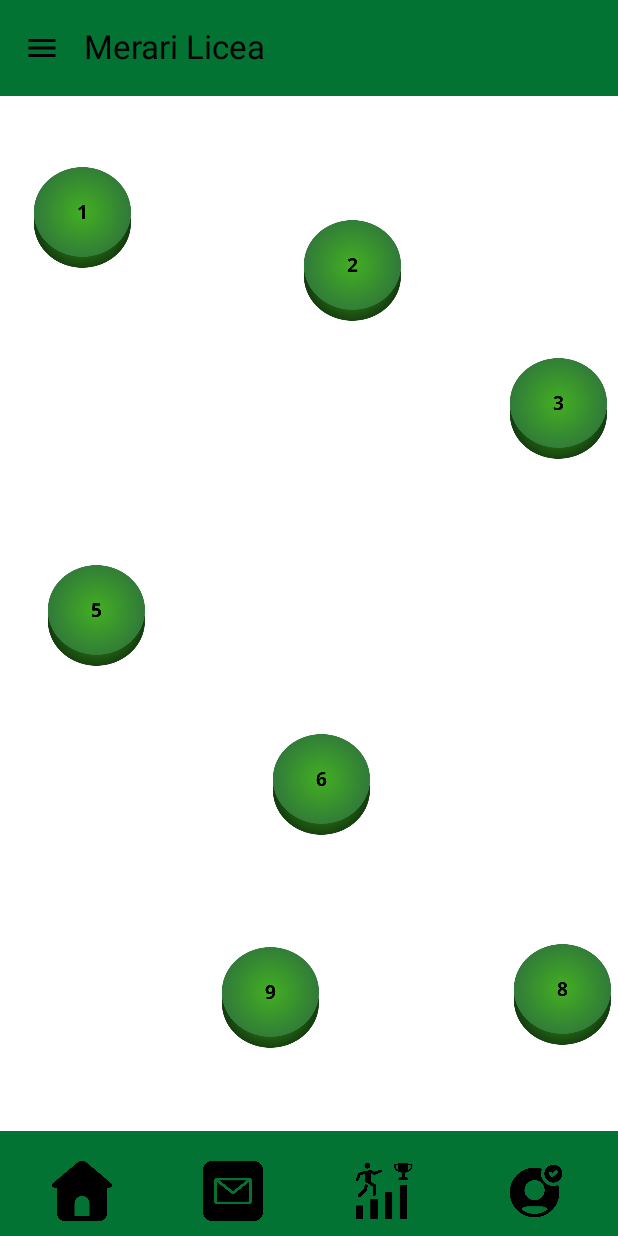
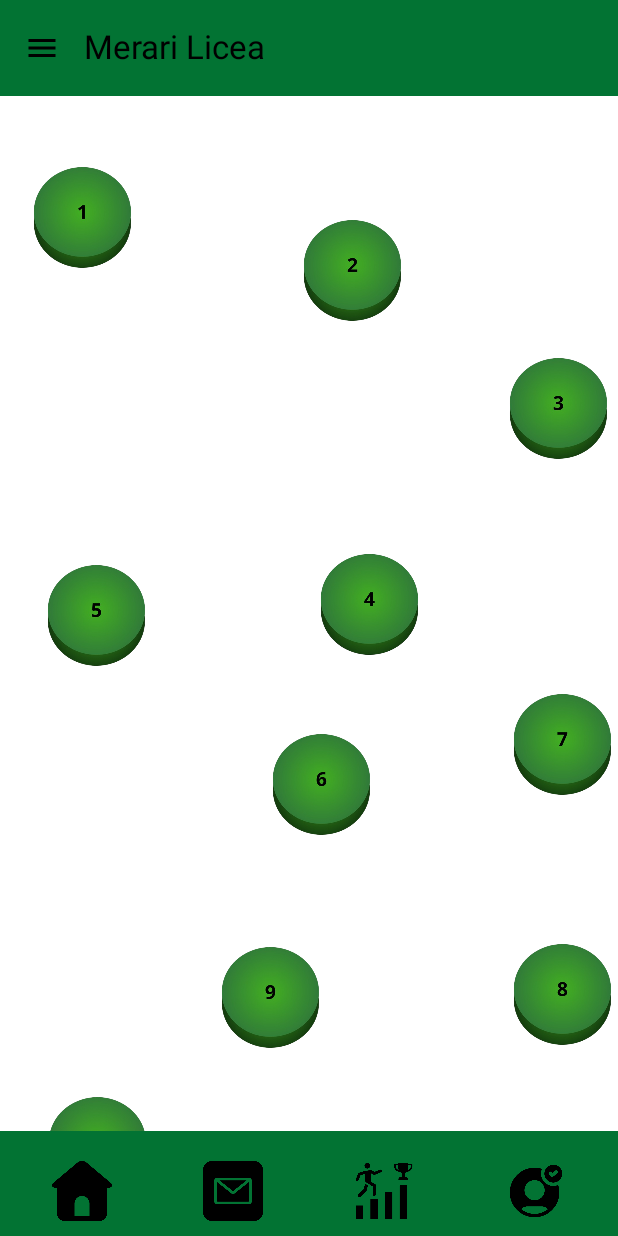
Before and after one commit to Merarizz/FimecodeC, an Android app built with Jetpack Compose: the Mapa screen opened through its navigation route, on a phone screen of 412 x 824 dp. Run offline under Robolectric (Android 15) with nearby library versions, the phone set to English and light mode, and no system bars; libraries missing offline, so code that uses them is left out: com.journeyapps.barcodescanner.

Commit message:
navegaciion medio unificadaa

```diff
--- a/app/build.gradle.kts
+++ b/app/build.gradle.kts
@@ -69,6 +69,5 @@ dependencies {
     implementation("androidx.compose.material3:material3:1.2.0")
     implementation("com.journeyapps:zxing-android-embedded:4.3.0")
     implementation("androidx.navigation:navigation-compose:2.7.5")
-    implementation ("androidx.compose.material3:material3:1.2.0")
-
+    implementation("androidx.datastore:datastore-preferences:1.0.0")
 }
--- a/app/src/main/java/com/example/profime/MainActivity.kt
+++ b/app/src/main/java/com/example/profime/MainActivity.kt
@@ -19,8 +19,10 @@ import androidx.compose.runtime.remember
 import androidx.compose.runtime.setValue
 import androidx.compose.ui.Alignment
 import androidx.compose.ui.Modifier
+import androidx.compose.ui.platform.LocalContext
 import androidx.compose.ui.tooling.preview.Preview
 import androidx.compose.ui.unit.dp
+import com.example.profime.core.data.DatastoreAdmin
 import com.example.profime.core.estudiante.BarraSuperior
 import com.example.profime.core.estudiante.Estadisticas
 import com.example.profime.core.estudiante.Inicio
@@ -46,6 +48,8 @@ class MainActivity : ComponentActivity() {
 @Composable
 fun App(){
     ProfimeTheme {
+        val dataStoreContext = LocalContext.current
+        val dataStoreAdmin = DatastoreAdmin(dataStoreContext)
        NavegacionEst()
     }
 }
--- a/app/src/main/java/com/example/profime/core/data/InterfazBD.kt
+++ b/app/src/main/java/com/example/profime/core/data/InterfazBD.kt
@@ -11,6 +11,6 @@ fun ValidaUsuario(navController: NavController, tipoUsuario: String, usuario: St
         navController.navigate(Screens.InicioEstudiante.route)
     }
     else {
-        Mensaje("No es estudiante")
+        navController.navigate(Screens.Maestro.route)
     }
 }
--- a/app/src/main/java/com/example/profime/core/estudiante/Mapa.kt
+++ b/app/src/main/java/com/example/profime/core/estudiante/Mapa.kt
@@ -44,6 +44,7 @@ import androidx.compose.ui.unit.dp
 import androidx.compose.ui.unit.sp
 import androidx.navigation.NavController
 import com.example.profime.R
+import com.example.profime.core.data.ValidaCapitulo
 import com.example.profime.ui.theme.blanco
 import com.example.profime.ui.theme.botonverde
 import com.example.profime.ui.theme.negro
@@ -70,16 +71,16 @@ fun ContentMapa(navController: NavController, paddingValues: PaddingValues){
                     contentScale = ContentScale.Crop
                 )
         ) {
-            ToggleImageButton(0.dp, 90.dp, R.drawable.btnupf1, R.drawable.btndownf1, R.drawable.btnupt1)
-            ToggleImageButton(180.dp, 125.dp, R.drawable.btnupf2, R.drawable.btndownf2, R.drawable.btnupt2)
-            ToggleImageButton(317.dp, 217.dp, R.drawable.btnupf3, R.drawable.btndownf3, R.drawable.btnupt3)
-           //ToggleImageButton(191.dp, 348.dp, R.drawable.btnupf4, R.drawable.btndownf4, R.drawable.btnupt4)
-            ToggleImageButton(9.dp, 355.dp, R.drawable.btnupf5, R.drawable.btndownf5, R.drawable.btnupt5)
-            ToggleImageButton(159.dp, 468.dp, R.drawable.btnupf6, R.drawable.btndownf6, R.drawable.btnupt6)
-            //ToggleImageButton(336.dp, 441.dp, R.drawable.btnupf7, R.drawable.btndownf7, R.drawable.btnupt7)
-            ToggleImageButton(320.dp, 608.dp, R.drawable.btnupf8, R.drawable.btndownf8, R.drawable.btnupt8)
-            ToggleImageButton(125.dp, 610.dp, R.drawable.btnupf9, R.drawable.btndownf9, R.drawable.btnupt9)
-            //ToggleImageButton(10.dp, 710.dp, R.drawable.btnupf1, R.drawable.btndownf10, R.drawable.btnupt10)
+            ToggleImageButton(navController, 1, 0.dp, 90.dp, R.drawable.btnupf1, R.drawable.btndownf1, R.drawable.btnupt1)
+            ToggleImageButton(navController, 2, 180.dp, 125.dp, R.drawable.btnupf2, R.drawable.btndownf2, R.drawable.btnupt2)
+            ToggleImageButton(navController, 3, 317.dp, 217.dp, R.drawable.btnupf3, R.drawable.btndownf3, R.drawable.btnupt3)
+            ToggleImageButton(navController, 4, 191.dp, 348.dp, R.drawable.btnupf4, R.drawable.btndownf4, R.drawable.btnupt4)
+            ToggleImageButton(navController, 5, 9.dp, 355.dp, R.drawable.btnupf5, R.drawable.btndownf5, R.drawable.btnupt5)
+            ToggleImageButton(navController, 6, 159.dp, 468.dp, R.drawable.btnupf6, R.drawable.btndownf6, R.drawable.btnupt6)
+            ToggleImageButton(navController, 7, 320.dp, 441.dp, R.drawable.btnupf7, R.drawable.btndownf7, R.drawable.btnupt7)
+            ToggleImageButton(navController, 8, 320.dp, 608.dp, R.drawable.btnupf8, R.drawable.btndownf8, R.drawable.btnupt8)
+            ToggleImageButton(navController, 9, 125.dp, 610.dp, R.drawable.btnupf9, R.drawable.btndownf9, R.drawable.btnupt9)
+            ToggleImageButton(navController, 10, 10.dp, 710.dp, R.drawable.btnupf10, R.drawable.btndownf10, R.drawable.btnupt10)
 
             /*Button(onClick = { /*TODO*/ },
                 modifier = Modifier.size(60.dp).offset(x=180.dp,y=125.dp).clip(CircleShape),
@@ -138,8 +139,6 @@ fun ContentMapa(navController: NavController, paddingValues: PaddingValues){
                 Text(text = "META", fontSize = 20.sp)
             }*/
 
-
-
             /*
             LazyColumn(
                 horizontalAlignment = Alignment.CenterHorizontally,
@@ -153,11 +152,11 @@ fun ContentMapa(navController: NavController, paddingValues: PaddingValues){
         }
     }
 }
-/*como  mandar un parametro un r.drawable.variable*/
+
 @Composable
-fun ToggleImageButton(xoffset: Dp, yoffset: Dp, iconup: Int,icondown: Int, iconhecho: Int) {
+fun ToggleImageButton(navController: NavController,capitulo: Int,xoffset: Dp, yoffset: Dp, iconup: Int,icondown: Int, iconhecho: Int) {
     var isPressed by remember { mutableStateOf(false) } // Estado para detectar si está presionado
-
+    var clickboton by remember { mutableStateOf(false) }
     Image(
         painter = painterResource(id = if (isPressed) icondown else iconup),
         contentDescription = "Botón de imagen",
@@ -169,8 +168,13 @@ fun ToggleImageButton(xoffset: Dp, yoffset: Dp, iconup: Int,icondown: Int, iconh
                     onPress = {isPressed = true  // Cambia la imagen al presionar
                         tryAwaitRelease() // Espera hasta que se suelte
                         isPressed = false // Regresa a la imagen original al soltar
+                        clickboton = true
                     }
                 )
             }
     )
+    if (clickboton){
+        ValidaCapitulo(navController, capitulo)
+        clickboton = false
+    }
 }
--- a/app/src/main/java/com/example/profime/core/navigation/navegacionestu.kt
+++ b/app/src/main/java/com/example/profime/core/navigation/navegacionestu.kt
@@ -5,11 +5,17 @@ import androidx.navigation.compose.NavHost
 import androidx.navigation.compose.composable
 import androidx.navigation.compose.rememberNavController
 import com.example.profime.InicioSesion
+import com.example.profime.core.estudiante.AdministradorMaestroScreen
+import com.example.profime.core.estudiante.CreacionGrupo
+import com.example.profime.core.estudiante.CrearCursoScreen
+import com.example.profime.core.estudiante.CrearExamenConNavController
 import com.example.profime.core.estudiante.Estadisticas
 import com.example.profime.core.estudiante.Inicio
+import com.example.profime.core.estudiante.MaestroProfile
 import com.example.profime.core.estudiante.Mapa
 import com.example.profime.core.estudiante.Notificaciones
 import com.example.profime.core.estudiante.Perfil
+import com.example.profime.core.estudiante.PreguntaScreen
 
 @Composable
 fun NavegacionEst(){
@@ -33,5 +39,30 @@ fun NavegacionEst(){
         composable(Screens.Mapa.route){
             Mapa(navController)
         }
+        composable(Screens.Maestro.route) {
+            AdministradorMaestroScreen(navController)
+        }
+
+        composable(Screens.crearGrupo.route) {
+            CreacionGrupo(navController)
+        }
+
+        composable(Screens.crearCurso.route) {
+            CrearCursoScreen(navController)
+        }
+
+        composable(Screens.crearExamen.route) {
+            CrearExamenConNavController(navController)
+        }
+
+        composable(Screens.perfilmaestro.route) {
+            MaestroProfile(navController)
+        }
+
+        composable(Screens.preguntaScreen.route) {
+            backStackEntry ->
+            val tema = backStackEntry.arguments?.getString("tema") ?: ""
+            PreguntaScreen(navController, tema)
+        }
     }
 }
```
Also changed, not shown: app/src/main/java/com/example/profime/core/data/InterfazDatastore.kt (added, +59 -0 lines), app/src/main/java/com/example/profime/core/maestro/NavGraph.kt (deleted, +0 -25 lines), app/src/main/java/com/example/profime/core/navigation/Screens.kt (+16 -3 lines), app/src/main/res/drawable/btndownf10.png (added), app/src/main/res/drawable/btndownf7.png (added), app/src/main/res/drawable/btndownt10.png (added), app/src/main/res/drawable/btnupf10.png (added), app/src/main/res/drawable/btnupt10.png (added), app/src/main/res/drawable/btnupt4.png (renamed from app/src/main/res/drawable/btupt4.png), 1 other file.
